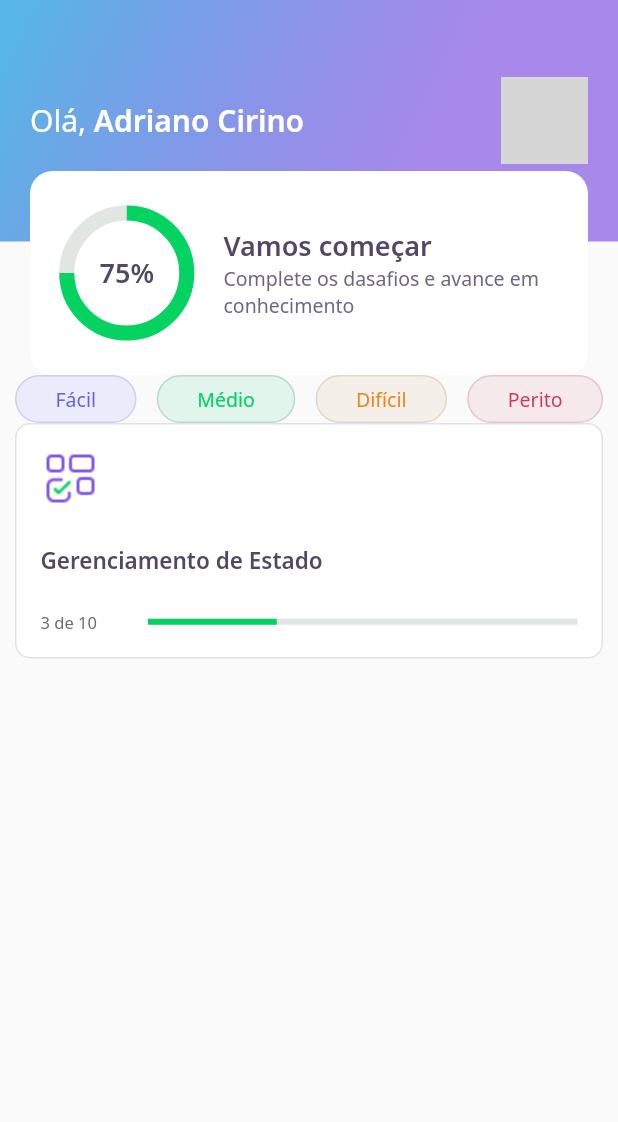
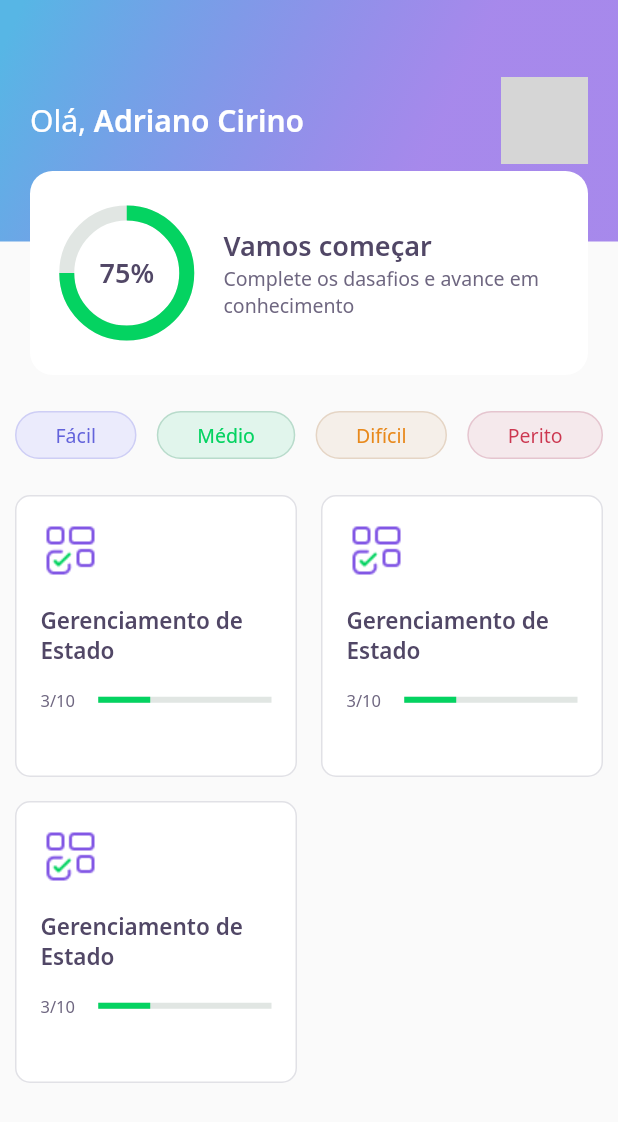
Before and after one commit to adrianocirino/devQuiz, a Flutter app: the screen it shows after launch, on a phone screen of 412 x 824 dp. Shown: the top 1122 px of the screen. Run offline on Flutter 3.47's test engine with Material 2 defaults, Android fonts, the phone set to English and light mode, and no system bars; our stand-ins replace google_fonts; network calls fail; grey boxes are pictures that could not be loaded.

Commit message:
Finalizado quiz card

```diff
--- a/lib/home/home_page.dart
+++ b/lib/home/home_page.dart
@@ -17,9 +17,10 @@ class _HomePageState extends State<HomePage> {
     return Scaffold(
         appBar: AppBarWidget(),
         body: Padding(
-          padding: const EdgeInsets.symmetric(horizontal: 10),
+           padding: const EdgeInsets.symmetric(horizontal: 10),
           child: Column(
             children: [
+              SizedBox(height: 24),
               Row(
                 mainAxisAlignment: MainAxisAlignment.spaceBetween,
                 children: [
@@ -37,7 +38,19 @@ class _HomePageState extends State<HomePage> {
                   ),
                 ],
               ),
-              QuizCardWidget()
+              SizedBox(height: 24),
+              Expanded(
+                child: GridView.count(
+                  crossAxisSpacing: 16,
+                  mainAxisSpacing: 16,
+                  crossAxisCount: 2,
+                  children: [
+                    QuizCardWidget(),
+                    QuizCardWidget(),
+                    QuizCardWidget(),
+                  ],
+                ),
+              ),
             ],
           ),
         ));
--- a/lib/home/widgets/quiz_card/quiz_card.dart
+++ b/lib/home/widgets/quiz_card/quiz_card.dart
@@ -20,23 +20,23 @@ class QuizCardWidget extends StatelessWidget {
           height: 40,
           child: Image.asset((AppImages.blocks)),
         ),
-        SizedBox(height: 24),
+        SizedBox(height: 16),
         Text(
           "Gerenciamento de Estado",
           style: AppTextStyles.heading15,
         ),
-        SizedBox(height: 24),
+        SizedBox(height: 16),
         Row(
           children: [
             Expanded(
               flex: 1,
               child: Text(
-                "3 de 10",
+                "3/10",
                 style: AppTextStyles.body11,
               ),
             ),
             Expanded(
-              flex: 4,
+              flex: 3,
               child: LinearProgressIndicator(
                   value: 0.3,
                   backgroundColor: AppColors.chartSecondary,
```
